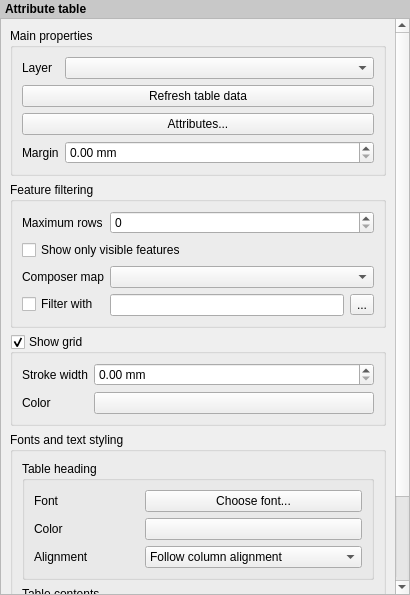
The window that src/ui/qgscomposertablewidgetbase.ui (qgis/QGIS) describes before a commit, drawn with Qt 5.
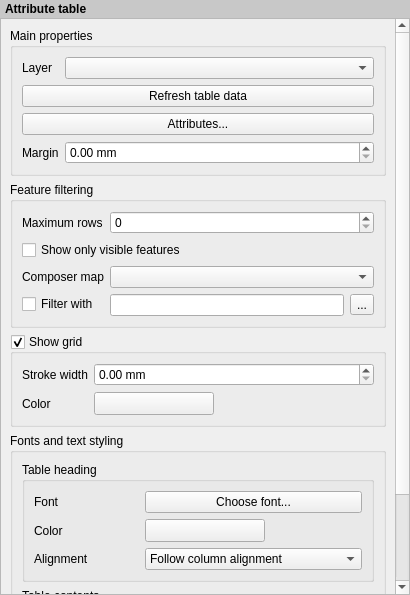
The same window after the commit. Icons and pictures are not drawn. Custom widgets are drawn as their Qt base class.

Commit message: [composer] Flip all color buttons to QgsColorButtonV2

What changed in the file:
```diff
--- a/src/ui/qgscomposertablewidgetbase.ui
+++ b/src/ui/qgscomposertablewidgetbase.ui
@@ -45,9 +45,9 @@
       <property name="geometry">
        <rect>
         <x>0</x>
-        <y>0</y>
+        <y>-133</y>
         <width>392</width>
-        <height>720</height>
+        <height>711</height>
        </rect>
       </property>
       <layout class="QVBoxLayout" name="mainLayout">
@@ -207,11 +207,9 @@
            </layout>
           </item>
          </layout>
-         <zorder>groupBox</zorder>
          <zorder>mShowOnlyVisibleFeaturesCheckBox</zorder>
          <zorder>mComposerMapLabel</zorder>
          <zorder>mComposerMapComboBox</zorder>
-         <zorder></zorder>
          <zorder>mFeatureFilterCheckBox</zorder>
          <zorder>mMaximumColumnsSpinBox</zorder>
          <zorder>mMaxNumFeaturesLabel</zorder>
@@ -260,7 +258,19 @@
            </widget>
           </item>
           <item row="1" column="1">
-           <widget class="QgsColorButton" name="mGridColorButton">
+           <widget class="QgsColorButtonV2" name="mGridColorButton">
+            <property name="minimumSize">
+             <size>
+              <width>120</width>
+              <height>0</height>
+             </size>
+            </property>
+            <property name="maximumSize">
+             <size>
+              <width>120</width>
+              <height>16777215</height>
+             </size>
+            </property>
             <property name="text">
              <string/>
             </property>
@@ -346,7 +356,19 @@
               </widget>
              </item>
              <item row="2" column="1" colspan="2">
-              <widget class="QgsColorButton" name="mHeaderFontColorButton">
+              <widget class="QgsColorButtonV2" name="mHeaderFontColorButton">
+               <property name="minimumSize">
+                <size>
+                 <width>120</width>
+                 <height>0</height>
+                </size>
+               </property>
+               <property name="maximumSize">
+                <size>
+                 <width>120</width>
+                 <height>16777215</height>
+                </size>
+               </property>
                <property name="text">
                 <string/>
                </property>
@@ -369,7 +391,19 @@
               </widget>
              </item>
              <item row="1" column="1" colspan="2">
-              <widget class="QgsColorButton" name="mContentFontColorButton">
+              <widget class="QgsColorButtonV2" name="mContentFontColorButton">
+               <property name="minimumSize">
+                <size>
+                 <width>120</width>
+                 <height>0</height>
+                </size>
+               </property>
+               <property name="maximumSize">
+                <size>
+                 <width>120</width>
+                 <height>16777215</height>
+                </size>
+               </property>
                <property name="text">
                 <string/>
                </property>
@@ -409,9 +443,9 @@
    <container>1</container>
   </customwidget>
   <customwidget>
-   <class>QgsColorButton</class>
-   <extends>QPushButton</extends>
-   <header>qgscolorbutton.h</header>
+   <class>QgsColorButtonV2</class>
+   <extends>QToolButton</extends>
+   <header>qgscolorbuttonv2.h</header>
   </customwidget>
   <customwidget>
    <class>QgsMapLayerComboBox</class>
```
Left out of the diff: 2 changed lines with no effect on the pictures. The commit also changes 15 other files.
